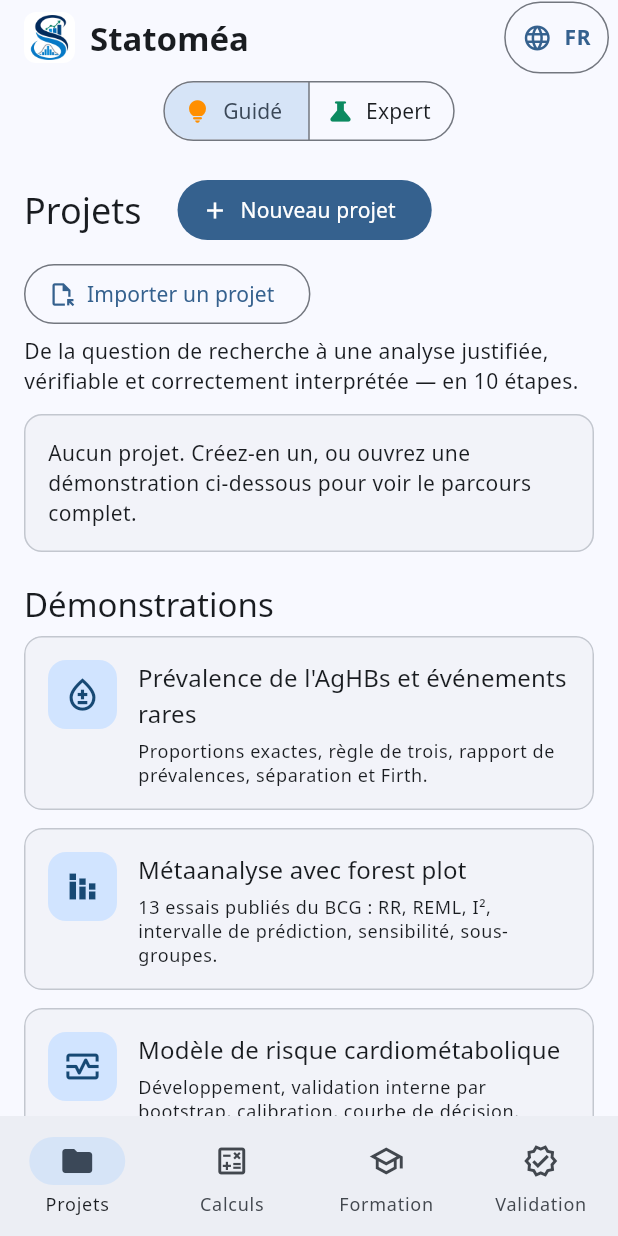
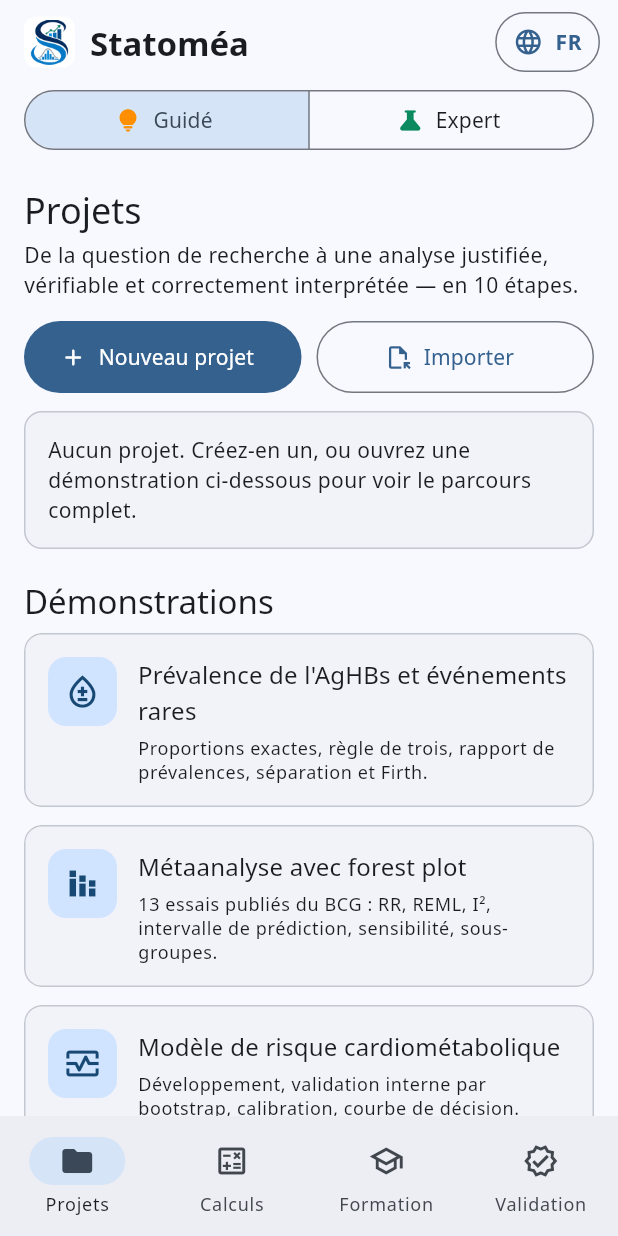
Before and after one commit to Modibo/Statomea, a Flutter app: the screen it shows after launch, on a phone screen of 412 x 824 dp. Run offline on Flutter 3.47's test engine with Material 3 defaults, Android fonts, the phone set to English and light mode, and no system bars; our stand-ins replace file_picker, flutter_svg, pdf, printing, shared_preferences, web; missing offline and left inert: dart:js_interop; network calls fail.

Commit message:
En-tête réorganisé : langue et Guidé/Expert, actions Nouveau projet / Importer (1.36.9)
Téléphone : logo + titre et bouton de langue ; Guidé/Expert pleine largeur
sous la barre ; titre, description puis deux actions côte à côte à parts
égales (« Importer » court). Grand écran : Guidé/Expert et langue groupés à
droite de la barre, actions à droite du titre. Hauteurs harmonisées (40 visuel,
48 tactile).

Co-Authored-By: Claude Opus 5.5 <noreply@anthropic.com>

```diff
--- a/app/statomea/lib/app_version.dart
+++ b/app/statomea/lib/app_version.dart
@@ -1,3 +1,3 @@
 /// Version de l'application, identique à celle de pubspec.yaml (vérifié par test/app_version_test.dart) ; sert à
 /// comparer avec la version publiée en ligne.
-const appVersion = '1.36.8';
+const appVersion = '1.36.9';
--- a/app/statomea/lib/screens/home_screen.dart
+++ b/app/statomea/lib/screens/home_screen.dart
@@ -67,9 +67,9 @@ class _HomeScreenState extends State<HomeScreen> with WidgetsBindingObserver {
       (Icons.verified_outlined, Icons.verified, t.navValidation),
     ];
     final dark = Theme.of(context).brightness == Brightness.dark;
-    final modeSwitch = Padding(
-      padding: const EdgeInsets.symmetric(horizontal: 8),
-      child: SegmentedButton<bool>(
+    // Sélecteur Guidé / Expert : dans la barre sur grand écran ; sur téléphone, sous la barre et sur toute la largeur.
+    Widget modeSwitch({bool expanded = false}) => SegmentedButton<bool>(
+          expandedInsets: expanded ? EdgeInsets.zero : null,
           segments: [
             ButtonSegment(value: false, label: Text(t.modeGuided), icon: Icon(Icons.lightbulb_rounded, color: dark ? Colors.amber.shade300 : Colors.amber.shade800)),
             ButtonSegment(value: true, label: Text(t.modeExpert), icon: Icon(Icons.science_rounded, color: dark ? const Color(0xFF5FD3A6) : const Color(0xFF0B8A60))),
@@ -77,7 +77,6 @@ class _HomeScreenState extends State<HomeScreen> with WidgetsBindingObserver {
           selected: {state.expertMode},
           showSelectedIcon: false,
           onSelectionChanged: (s) => state.setExpert(s.first),
-      ),
         );
     void switchLang(String code) {
       if (code == state.localeCode) return;
@@ -93,7 +92,7 @@ class _HomeScreenState extends State<HomeScreen> with WidgetsBindingObserver {
     // Bouton de langue unique : affiche la langue active (FR ou EN) ; un appui bascule vers l'autre.
     final isFr = state.localeCode != 'en';
     final langMenu = Padding(
-      padding: const EdgeInsets.only(right: 6),
+      padding: const EdgeInsets.only(right: 12),
       child: Semantics(
         button: true,
         label: isFr ? 'Langue : français. Passer en anglais' : 'Language: English. Switch to French',
@@ -102,7 +101,9 @@ class _HomeScreenState extends State<HomeScreen> with WidgetsBindingObserver {
           message: isFr ? 'Passer en anglais (English)' : 'Switch to French (Français)',
           child: OutlinedButton.icon(
             onPressed: () => switchLang(isFr ? 'en' : 'fr'),
-            style: OutlinedButton.styleFrom(minimumSize: const Size(48, 48), padding: const EdgeInsets.symmetric(horizontal: 12), shape: const StadiumBorder()),
+            // Même hauteur visuelle (40) que le sélecteur Guidé / Expert ; zone tactile portée à 48 (padded).
+            style: OutlinedButton.styleFrom(
+                minimumSize: const Size(64, 40), tapTargetSize: MaterialTapTargetSize.padded, padding: const EdgeInsets.symmetric(horizontal: 12), shape: const StadiumBorder()),
             icon: const Icon(Icons.language_rounded, size: 20),
             label: AnimatedSwitcher(
               duration: const Duration(milliseconds: 200),
@@ -130,8 +131,11 @@ class _HomeScreenState extends State<HomeScreen> with WidgetsBindingObserver {
           const SizedBox(width: 10),
           Flexible(child: Text(t.appTitle, overflow: TextOverflow.ellipsis, style: const TextStyle(fontWeight: FontWeight.w700))),
         ]),
-        actions: [if (c.maxWidth >= 600) modeSwitch, langMenu],
-        bottom: c.maxWidth < 600 ? PreferredSize(preferredSize: const Size.fromHeight(48), child: Padding(padding: const EdgeInsets.only(bottom: 6), child: modeSwitch)) : null,
+        titleSpacing: 16,
+        actions: [if (c.maxWidth >= 600) ...[modeSwitch(), const SizedBox(width: 12)], langMenu],
+        bottom: c.maxWidth < 600
+            ? PreferredSize(preferredSize: const Size.fromHeight(56), child: Padding(padding: const EdgeInsets.fromLTRB(16, 0, 16, 8), child: modeSwitch(expanded: true)))
+            : null,
       );
       if (!state.loaded) return const Scaffold(body: Center(child: CircularProgressIndicator()));
       final upd = state.pendingUpdate;
--- a/app/statomea/lib/screens/projects_screen.dart
+++ b/app/statomea/lib/screens/projects_screen.dart
@@ -60,19 +60,35 @@ class ProjectsScreen extends StatelessWidget {
               'Mendelian randomization on 28 published variants: IVW, MR-Egger, median and mode, leave-one-out, multivariable.'),
           Icons.call_split),
     ];
-    return PageBody(children: [
-      Wrap(spacing: 8, runSpacing: 8, crossAxisAlignment: WrapCrossAlignment.center, children: [
-        Heading(t.navProjects),
-        const SizedBox(width: 8),
-        FilledButton.icon(onPressed: () => _create(context), icon: const Icon(Icons.add), label: Text(t.newProject)),
-        OutlinedButton.icon(
-            onPressed: () => _pickAndImport(context),
-            icon: const Icon(Icons.file_open_outlined),
-            label: Text(tr('Importer un projet', 'Import a project'))),
-      ]),
+    // En-tête : titre et description ; actions « Nouveau projet » (principale) et « Importer » côte à côte, à droite
+    // du titre sur grand écran, en dessous et à parts égales sur téléphone.
+    ButtonStyle big(BuildContext c) => const ButtonStyle(minimumSize: WidgetStatePropertyAll(Size(64, 48)));
+    Widget fit(String s) => FittedBox(fit: BoxFit.scaleDown, child: Text(s, maxLines: 1));
+    final newBtn = FilledButton.icon(style: big(context), onPressed: () => _create(context), icon: const Icon(Icons.add_rounded), label: fit(t.newProject));
+    // Libellé court sur téléphone (« Importer »), complet sur grand écran ; l'info-bulle garde le libellé complet.
+    Widget importBtn({bool short = false}) => Tooltip(
+          message: tr('Importer un projet', 'Import a project'),
+          child: OutlinedButton.icon(
+              style: big(context), onPressed: () => _pickAndImport(context), icon: const Icon(Icons.file_open_outlined),
+              label: fit(short ? tr('Importer', 'Import') : tr('Importer un projet', 'Import a project'))),
+        );
+    final title = Column(crossAxisAlignment: CrossAxisAlignment.start, children: [
+      Heading(t.navProjects),
       const SizedBox(height: 4),
       Text(tr('De la question de recherche à une analyse justifiée, vérifiable et correctement interprétée — en 10 étapes.', 'From the research question to a justified, verifiable and correctly interpreted analysis — in 10 steps.'),
           style: Theme.of(context).textTheme.bodyMedium),
+    ]);
+    return PageBody(children: [
+      LayoutBuilder(builder: (context, c) {
+        if (c.maxWidth >= 640) {
+          return Row(children: [Expanded(child: title), const SizedBox(width: 16), newBtn, const SizedBox(width: 10), importBtn()]);
+        }
+        return Column(crossAxisAlignment: CrossAxisAlignment.stretch, children: [
+          title,
+          const SizedBox(height: 14),
+          Row(children: [Expanded(child: newBtn), const SizedBox(width: 10), Expanded(child: importBtn(short: true))]),
+        ]);
+      }),
       const SizedBox(height: 12),
       if (user.isEmpty)
         Card(
--- a/app/statomea/pubspec.yaml
+++ b/app/statomea/pubspec.yaml
@@ -16,7 +16,7 @@ publish_to: 'none' # Remove this line if you wish to publish to pub.dev
 # https://developer.apple.com/library/archive/documentation/General/Reference/InfoPlistKeyReference/Articles/CoreFoundationKeys.html
 # In Windows, build-name is used as the major, minor, and patch parts
 # of the product and file versions while build-number is used as the build suffix.
-version: 1.36.8+44
+version: 1.36.9+45
 
 environment:
   sdk: ^3.13.4
```
Lines whose indentation alone changed are shown as unchanged.
